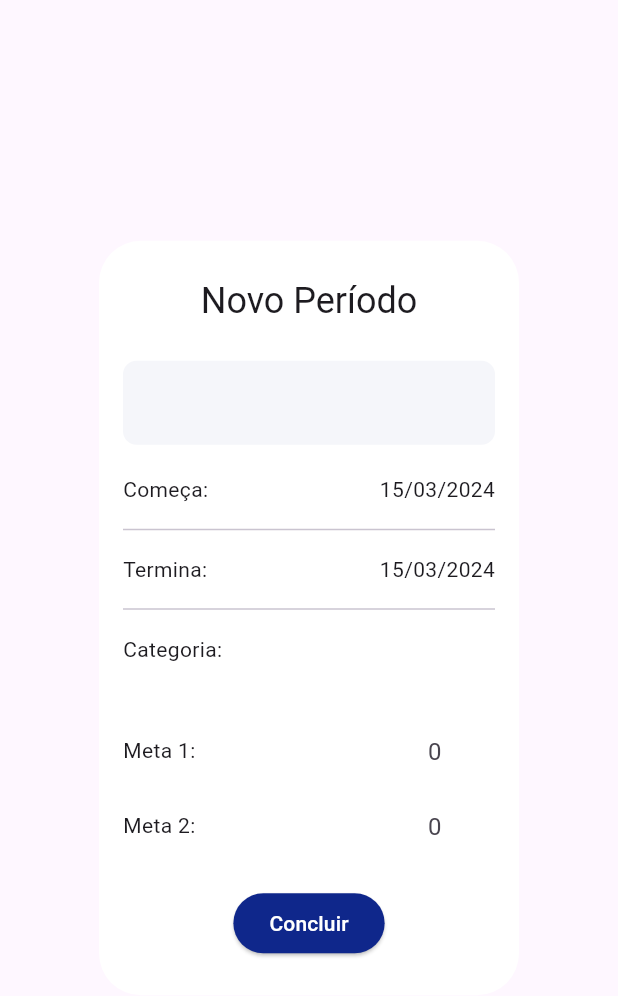
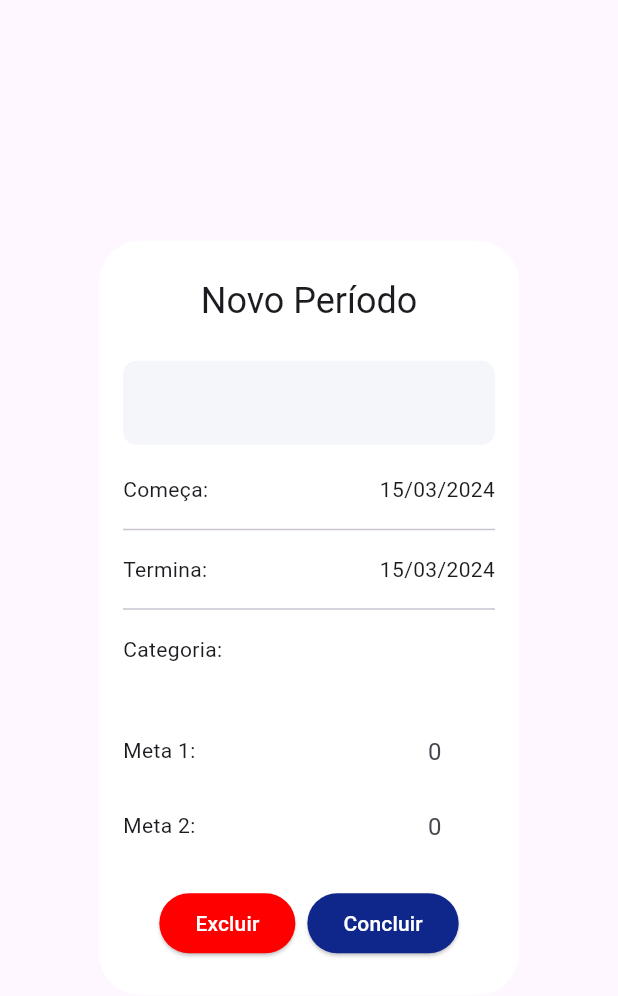
Before and after one commit to Leuow95/sciencedex_challenge, a Flutter app: the UpdateFormDialog widget shown alone on an empty page, opened directly with empty values, on a phone screen of 412 x 824 dp. Shown: the top 996 px of the screen. Run offline on Flutter 3.47's test engine with Material 2 defaults, Android fonts, the phone set to English and light mode, and no system bars; our stand-ins replace flutter_modular, shared_preferences; accounts and stored records are empty.

Commit message:
feat: added cancel button

```diff
--- /dev/null
+++ b/lib/src/features/configuration/ui/widgets/cancel_button.dart
@@ -0,0 +1,19 @@
+import 'package:flutter/material.dart';
+
+class CancelButton extends StatelessWidget {
+  final Function onSubmit;
+
+  const CancelButton({super.key, required this.onSubmit});
+
+  @override
+  Widget build(BuildContext context) {
+    return ElevatedButton(
+      onPressed: onSubmit(),
+      style: ButtonStyle(backgroundColor: MaterialStateProperty.all<Color>(const Color(0xFFFF0000))),
+      child: const Text(
+        "Excluir",
+        style: TextStyle(color: Colors.white),
+      ),
+    );
+  }
+}
--- a/lib/src/features/configuration/ui/widgets/update_period_dialog.dart
+++ b/lib/src/features/configuration/ui/widgets/update_period_dialog.dart
@@ -2,6 +2,7 @@ import 'package:flutter/material.dart';
 import 'package:flutter_modular/flutter_modular.dart';
 import 'package:sciencedex_challenge/src/features/configuration/entities/period_entity.dart';
 import 'package:sciencedex_challenge/src/features/configuration/ui/controller/configuration_controller.dart';
+import 'package:sciencedex_challenge/src/features/configuration/ui/widgets/cancel_button.dart';
 import 'package:sciencedex_challenge/src/features/configuration/ui/widgets/goal_section.dart';
 
 import 'add_period_button.dart';
@@ -79,6 +80,7 @@ class _UpdateFormDialog extends State<UpdateFormDialog> {
           ),
         ),
         actions: [
+          CancelButton(onSubmit: () => _onPop),
           AddPeriodButton(onSubmit: () => onSubmit),
         ],
         actionsAlignment: MainAxisAlignment.center,
@@ -97,4 +99,8 @@ class _UpdateFormDialog extends State<UpdateFormDialog> {
       category: selectedCategory,
     ));
   }
+
+  _onPop() {
+    Modular.to.pop();
+  }
 }
```
